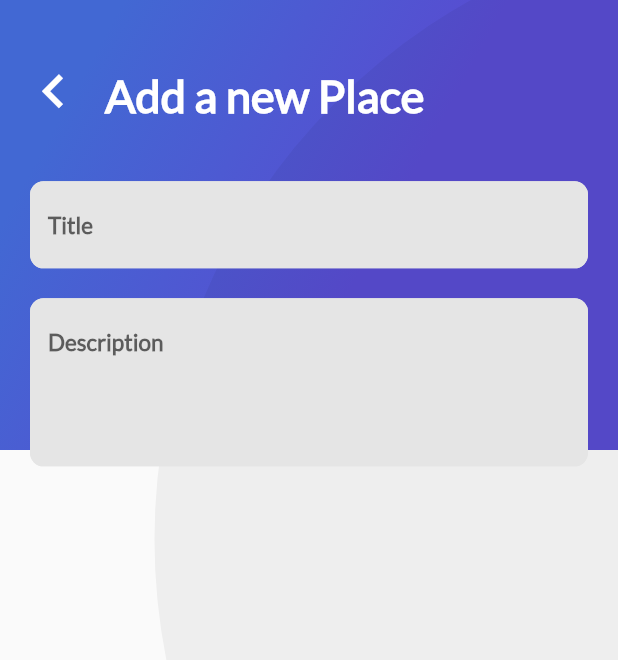
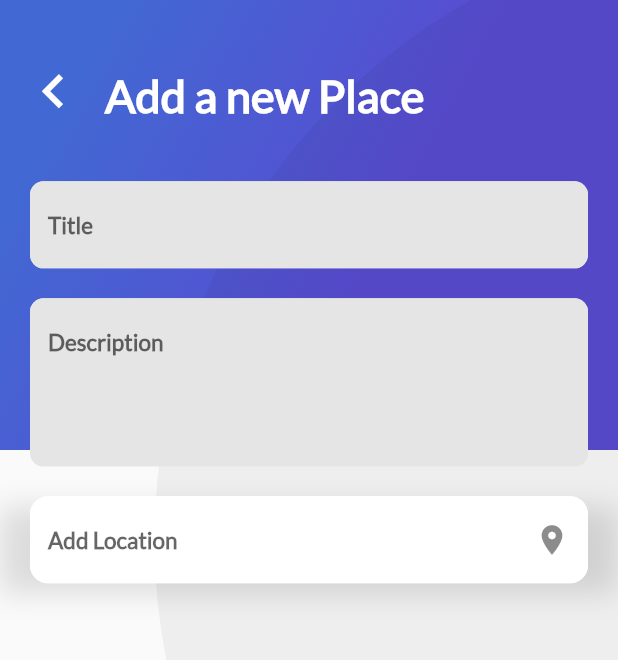
Before and after one commit to bichot/flutter_app_3, a Flutter app: the AddPlaceScreen screen opened directly, on a phone screen of 412 x 824 dp. Shown: the top 660 px of the screen. Run offline on Flutter 3.47's test engine with Material 2 defaults, Android fonts, the phone set to English and light mode, and no system bars; our stand-ins replace cloud_firestore, firebase_auth, firebase_core, firebase_storage, google_sign_in; missing offline and left inert: dart:ffi, generic_bloc_provider; accounts and stored records are empty.

Commit message:
Add Location con icono el en boton

```diff
--- a/lib/Place/ui/screens/add_place_screen.dart
+++ b/lib/Place/ui/screens/add_place_screen.dart
@@ -2,6 +2,7 @@ import 'dart:io';
 
 import 'package:flutter/cupertino.dart';
 import 'package:flutter/material.dart';
+import 'package:flutter_app_3/Place/ui/widgets/title_input_location.dart';
 import 'package:flutter_app_3/widgets/gradient_back.dart';
 import 'package:flutter_app_3/widgets/text_input.dart';
 import 'package:flutter_app_3/widgets/title_header.dart';
@@ -73,7 +74,15 @@ class _AddPlaceScreen extends  State<AddPlaceScreen>{
                     hintText: "Description",
                     inputType: TextInputType.multiline,
                     maxLines: 4,
-                    controller: _controlerDescriptionPlace)
+                    controller: _controlerDescriptionPlace
+                ),
+                Container(
+                  margin: EdgeInsets.only(top:20.0),
+                  child: TextInputLocation(
+                    hintText: "Add Location",
+                    iconData: Icons.location_on,
+                  ),
+                )
               ],
             ),
           )
--- /dev/null
+++ b/lib/Place/ui/widgets/title_input_location.dart
@@ -0,0 +1,56 @@
+import 'package:flutter/material.dart';
+
+
+class TextInputLocation extends StatelessWidget{
+
+  final String hintText;
+  final TextEditingController controller;
+  final IconData iconData;
+
+  TextInputLocation({
+    Key key,
+    @required this.hintText,
+    @required this.iconData,
+    @required this.controller
+});
+  @override
+  Widget build(BuildContext context) {
+    return Container(
+        padding: EdgeInsets.only(right: 20.0,left: 20.0),
+        child: TextField(
+            controller: controller,
+            style: TextStyle(
+              fontSize: 15.0,
+              fontFamily: "Lato",
+              color: Colors.blueGrey,
+              fontWeight: FontWeight.bold
+          ),
+          decoration: InputDecoration(
+            hintText: hintText,
+            suffixIcon: Icon(iconData),
+            fillColor: Color(0XFFFFFFFF),
+            filled: true,
+            border: InputBorder.none,
+            enabledBorder: OutlineInputBorder(
+                borderSide: BorderSide(color: Color(0XFFFFFFFF)),
+                borderRadius: BorderRadius.all(Radius.circular(12.0))
+            ),
+            focusedBorder: OutlineInputBorder(
+                borderSide: BorderSide(color: Color(0XFFFFFFFF)),
+                borderRadius: BorderRadius.all(Radius.circular(12.0))
+            ),
+          ),
+        ),
+      decoration: BoxDecoration(
+        boxShadow: <BoxShadow>[
+          BoxShadow(
+            color: Colors.black12,
+            blurRadius: 15.0,
+            offset: Offset(0.0,7.0)
+          )
+        ]
+      ),
+
+    );
+  }
+}
```
